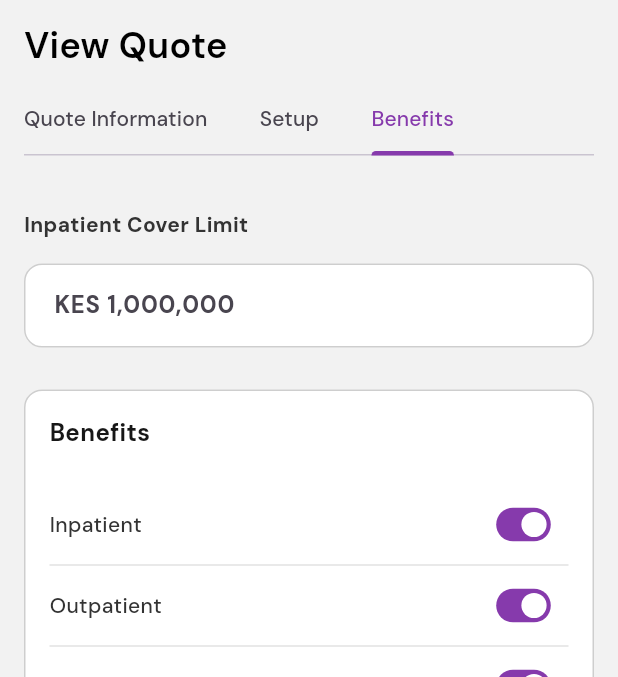
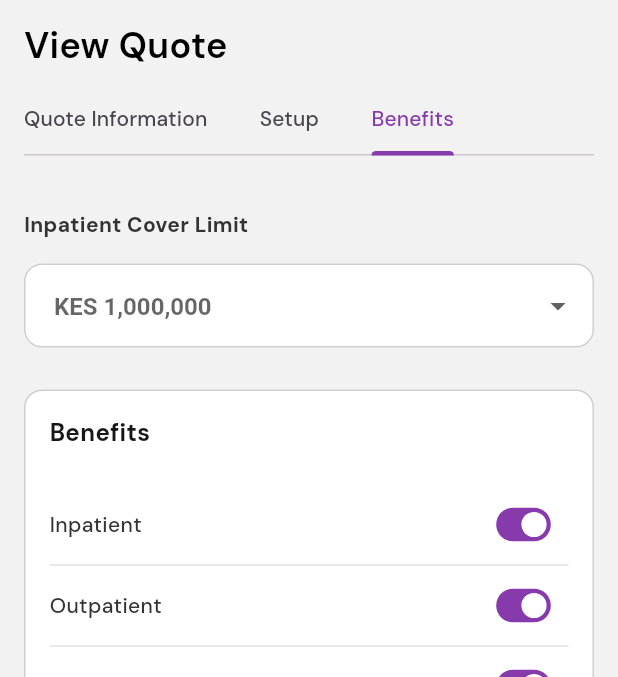
Before and after one commit to KenStarry/Dentsu_Quotes, a Flutter app: the ViewQuotePage screen opened directly, tab 3 chosen, on a phone screen of 412 x 824 dp, the part 92-769 px from its top. Run offline on Flutter 3.47's test engine with Material 3 defaults, Android fonts, the phone set to English and light mode, and no system bars; our stand-ins replace cached_network_image, data_table_2, envied, flutter_svg, freezed_annotation, get and 6 more; accounts and stored records are empty; generated files the repository leaves out were written again.

```diff
--- a/lib/feature_quotes/presentation/components/quote_info_textfield.dart
+++ b/lib/feature_quotes/presentation/components/quote_info_textfield.dart
@@ -89,7 +89,11 @@ class QuoteInfoTextField extends StatelessWidget {
                                   width: 1),
                               borderRadius:
                                   const BorderRadius.all(Radius.circular(12)))),
-                      onChanged: (newValue) {}),
+                      onChanged: (newValue) {
+                        if (controller != null) {
+                          controller!.text = newValue ?? '';
+                        }
+                      }),
                 )
               : TextFormField(
                   readOnly: readOnly,
--- a/lib/feature_quotes/presentation/components/view_quote_benefits.dart
+++ b/lib/feature_quotes/presentation/components/view_quote_benefits.dart
@@ -4,33 +4,29 @@ import 'package:dentsu_quotes/feature_quotes/presentation/components/quote_info_
 import 'package:flutter/material.dart';
 
 class ViewQuoteBenefits extends StatefulWidget {
-
+  final List<TextEditingController> controllers;
   final bool isNewQuote;
 
-  const ViewQuoteBenefits({super.key, required this.isNewQuote});
+  const ViewQuoteBenefits(
+      {super.key, required this.controllers, required this.isNewQuote});
 
   @override
   State<ViewQuoteBenefits> createState() => _ViewQuoteBenefitsState();
 }
 
 class _ViewQuoteBenefitsState extends State<ViewQuoteBenefits> {
-  late final TextEditingController _inPatientCoverController;
   late final Map<String, dynamic> information;
-  late final List<TextEditingController> controllers;
   late final List<String> _benefits;
 
   @override
   void initState() {
     super.initState();
 
-    _inPatientCoverController = TextEditingController();
-
-    controllers = <TextEditingController>[
-      _inPatientCoverController,
-    ];
-
     information = <String, dynamic>{
-      'Inpatient Cover Limit': 'KES 1,000,000',
+      'Inpatient Cover Limit':
+          widget.isNewQuote && widget.controllers[0].text.isEmpty
+              ? 'Inpatient Cover Limit'
+              : 'KES 1,000,000',
     };
 
     _benefits = <String>[
@@ -59,10 +55,24 @@ class _ViewQuoteBenefitsState extends State<ViewQuoteBenefits> {
             children: information.entries
                 .map((entry) => QuoteInfoTextField(
                     header: entry.key,
-                    controller: controllers[
+                    controller: !widget.isNewQuote
+                        ? null
+                        : widget.controllers[
                         information.keys.toList().indexOf(entry.key)],
                     hintText: entry.value,
-                    readOnly: true))
+                    initialValue: widget.isNewQuote ? null : entry.value,
+                    isDropdown: true,
+                    dropdownItems: entry.key == 'Inpatient Cover Limit'
+                        ? [
+                            'KES 10,000',
+                            'KES 30,000',
+                            'KES 50,000',
+                            'KES 100,000',
+                            'KES 500,000',
+                            'Above KES 500,000'
+                          ]
+                        : null,
+                    readOnly: !widget.isNewQuote))
                 .toList(),
           ),
 
@@ -93,7 +103,10 @@ class _ViewQuoteBenefitsState extends State<ViewQuoteBenefits> {
                       title: _benefits[index],
                       onChanged: (value) {},
                       isSelected: true),
-                  separatorBuilder: (context, index) => Divider(height: 2, thickness: 1, color: Colors.grey.withOpacity(0.3)),
+                  separatorBuilder: (context, index) => Divider(
+                      height: 2,
+                      thickness: 1,
+                      color: Colors.grey.withOpacity(0.3)),
                   itemCount: _benefits.length,
                   shrinkWrap: true,
                   physics: const NeverScrollableScrollPhysics(),
--- a/lib/feature_quotes/presentation/screens/view_quote_page.dart
+++ b/lib/feature_quotes/presentation/screens/view_quote_page.dart
@@ -159,7 +159,9 @@ class _ViewQuotePageState extends State<ViewQuotePage>
                               _coverChildrenController,
                               _spouseAgeController
                             ]),
-                        ViewQuoteBenefits(isNewQuote: widget.isNewQuote),
+                        ViewQuoteBenefits(controllers: <TextEditingController>[
+                          _inPatientCoverController
+                        ], isNewQuote: widget.isNewQuote),
                       ]),
                 ),
               )
```
